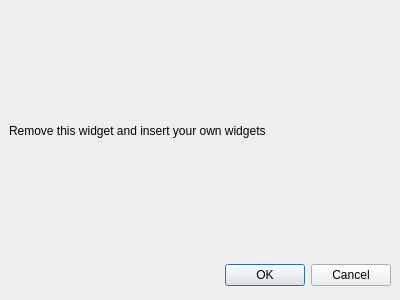
Roelio81/audioadmin, file ui/briefartsdialog.ui: the form before one commit.
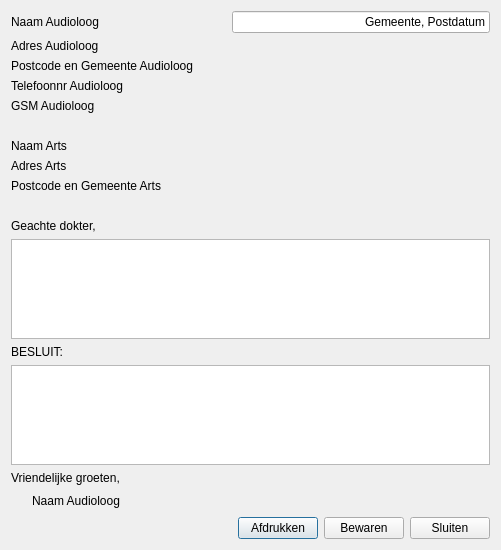
The form after the commit.

Commit message: Designed a few more dialogs

Patch:
```diff
--- a/ui/briefartsdialog.ui
+++ b/ui/briefartsdialog.ui
@@ -5,39 +5,257 @@
    <rect>
     <x>0</x>
     <y>0</y>
-    <width>400</width>
-    <height>300</height>
+    <width>500</width>
+    <height>550</height>
    </rect>
   </property>
   <property name="windowTitle" >
    <string>Dialog</string>
   </property>
-  <widget class="QLabel" name="label" >
-   <property name="geometry" >
-    <rect>
-     <x>9</x>
-     <y>9</y>
-     <width>382</width>
-     <height>244</height>
-    </rect>
-   </property>
-   <property name="text" >
-    <string>Remove this widget and insert your own widgets</string>
-   </property>
-  </widget>
-  <widget class="QDialogButtonBox" name="buttonBox" >
-   <property name="geometry" >
-    <rect>
-     <x>9</x>
-     <y>259</y>
-     <width>382</width>
-     <height>32</height>
-    </rect>
-   </property>
-   <property name="standardButtons" >
-    <set>QDialogButtonBox::Cancel|QDialogButtonBox::NoButton|QDialogButtonBox::Ok</set>
-   </property>
-  </widget>
+  <layout class="QGridLayout" name="gridLayout" >
+   <item row="0" column="0" colspan="2" >
+    <widget class="QLabel" name="label" >
+     <property name="minimumSize" >
+      <size>
+       <width>200</width>
+       <height>0</height>
+      </size>
+     </property>
+     <property name="text" >
+      <string>Naam Audioloog</string>
+     </property>
+    </widget>
+   </item>
+   <item row="0" column="2" colspan="4" >
+    <widget class="QLineEdit" name="lineEdit" >
+     <property name="text" >
+      <string>Gemeente, Postdatum</string>
+     </property>
+     <property name="alignment" >
+      <set>Qt::AlignRight|Qt::AlignTrailing|Qt::AlignVCenter</set>
+     </property>
+    </widget>
+   </item>
+   <item row="1" column="0" colspan="2" >
+    <widget class="QLabel" name="label_2" >
+     <property name="minimumSize" >
+      <size>
+       <width>200</width>
+       <height>0</height>
+      </size>
+     </property>
+     <property name="text" >
+      <string>Adres Audioloog</string>
+     </property>
+    </widget>
+   </item>
+   <item row="2" column="0" colspan="2" >
+    <widget class="QLabel" name="label_4" >
+     <property name="minimumSize" >
+      <size>
+       <width>200</width>
+       <height>0</height>
+      </size>
+     </property>
+     <property name="text" >
+      <string>Postcode en Gemeente Audioloog</string>
+     </property>
+    </widget>
+   </item>
+   <item row="3" column="0" colspan="2" >
+    <widget class="QLabel" name="label_5" >
+     <property name="minimumSize" >
+      <size>
+       <width>200</width>
+       <height>0</height>
+      </size>
+     </property>
+     <property name="text" >
+      <string>Telefoonnr Audioloog</string>
+     </property>
+    </widget>
+   </item>
+   <item row="4" column="0" colspan="2" >
+    <widget class="QLabel" name="label_6" >
+     <property name="minimumSize" >
+      <size>
+       <width>200</width>
+       <height>0</height>
+      </size>
+     </property>
+     <property name="text" >
+      <string>GSM Audioloog</string>
+     </property>
+    </widget>
+   </item>
+   <item row="5" column="1" >
+    <spacer name="verticalSpacer" >
+     <property name="orientation" >
+      <enum>Qt::Vertical</enum>
+     </property>
+     <property name="sizeType" >
+      <enum>QSizePolicy::Minimum</enum>
+     </property>
+     <property name="sizeHint" stdset="0" >
+      <size>
+       <width>20</width>
+       <height>20</height>
+      </size>
+     </property>
+    </spacer>
+   </item>
+   <item row="6" column="0" colspan="2" >
+    <widget class="QLabel" name="label_7" >
+     <property name="minimumSize" >
+      <size>
+       <width>200</width>
+       <height>0</height>
+      </size>
+     </property>
+     <property name="text" >
+      <string>Naam Arts</string>
+     </property>
+    </widget>
+   </item>
+   <item row="7" column="0" colspan="2" >
+    <widget class="QLabel" name="label_8" >
+     <property name="minimumSize" >
+      <size>
+       <width>200</width>
+       <height>0</height>
+      </size>
+     </property>
+     <property name="text" >
+      <string>Adres Arts</string>
+     </property>
+    </widget>
+   </item>
+   <item row="8" column="0" colspan="2" >
+    <widget class="QLabel" name="label_9" >
+     <property name="minimumSize" >
+      <size>
+       <width>200</width>
+       <height>0</height>
+      </size>
+     </property>
+     <property name="text" >
+      <string>Postcode en Gemeente Arts</string>
+     </property>
+    </widget>
+   </item>
+   <item row="9" column="1" >
+    <spacer name="verticalSpacer_2" >
+     <property name="orientation" >
+      <enum>Qt::Vertical</enum>
+     </property>
+     <property name="sizeType" >
+      <enum>QSizePolicy::Minimum</enum>
+     </property>
+     <property name="sizeHint" stdset="0" >
+      <size>
+       <width>20</width>
+       <height>20</height>
+      </size>
+     </property>
+    </spacer>
+   </item>
+   <item row="10" column="0" colspan="2" >
+    <widget class="QLabel" name="label_3" >
+     <property name="text" >
+      <string>Geachte dokter,</string>
+     </property>
+    </widget>
+   </item>
+   <item row="11" column="0" colspan="6" >
+    <widget class="QPlainTextEdit" name="plainTextEdit" />
+   </item>
+   <item row="12" column="0" colspan="2" >
+    <widget class="QLabel" name="label_10" >
+     <property name="text" >
+      <string>BESLUIT:</string>
+     </property>
+    </widget>
+   </item>
+   <item row="13" column="0" colspan="6" >
+    <widget class="QPlainTextEdit" name="plainTextEdit_2" />
+   </item>
+   <item row="14" column="0" colspan="2" >
+    <widget class="QLabel" name="label_12" >
+     <property name="minimumSize" >
+      <size>
+       <width>200</width>
+       <height>0</height>
+      </size>
+     </property>
+     <property name="text" >
+      <string>Vriendelijke groeten,</string>
+     </property>
+    </widget>
+   </item>
+   <item row="15" column="0" >
+    <spacer name="horizontalSpacer" >
+     <property name="orientation" >
+      <enum>Qt::Horizontal</enum>
+     </property>
+     <property name="sizeType" >
+      <enum>QSizePolicy::Fixed</enum>
+     </property>
+     <property name="sizeHint" stdset="0" >
+      <size>
+       <width>15</width>
+       <height>20</height>
+      </size>
+     </property>
+    </spacer>
+   </item>
+   <item row="15" column="1" colspan="2" >
+    <widget class="QLabel" name="label_11" >
+     <property name="minimumSize" >
+      <size>
+       <width>200</width>
+       <height>0</height>
+      </size>
+     </property>
+     <property name="text" >
+      <string>Naam Audioloog</string>
+     </property>
+    </widget>
+   </item>
+   <item row="16" column="1" >
+    <spacer name="horizontalSpacer_2" >
+     <property name="orientation" >
+      <enum>Qt::Horizontal</enum>
+     </property>
+     <property name="sizeHint" stdset="0" >
+      <size>
+       <width>200</width>
+       <height>20</height>
+      </size>
+     </property>
+    </spacer>
+   </item>
+   <item row="16" column="3" >
+    <widget class="QPushButton" name="pushButton" >
+     <property name="text" >
+      <string>Afdrukken</string>
+     </property>
+    </widget>
+   </item>
+   <item row="16" column="4" >
+    <widget class="QPushButton" name="pushButton_2" >
+     <property name="text" >
+      <string>Bewaren</string>
+     </property>
+    </widget>
+   </item>
+   <item row="16" column="5" >
+    <widget class="QPushButton" name="pushButton_3" >
+     <property name="text" >
+      <string>Sluiten</string>
+     </property>
+    </widget>
+   </item>
+  </layout>
  </widget>
  <resources/>
  <connections/>
```
Left out of the diff: 4 changed lines with no effect on the pictures. The commit also changes 21 other files.
